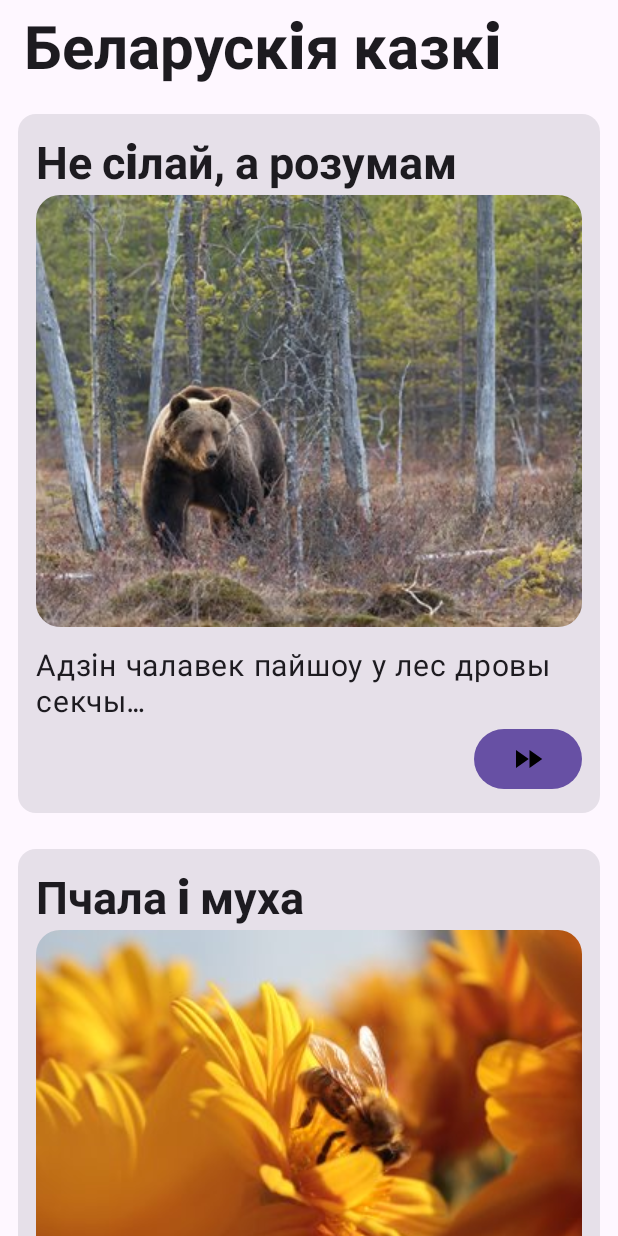
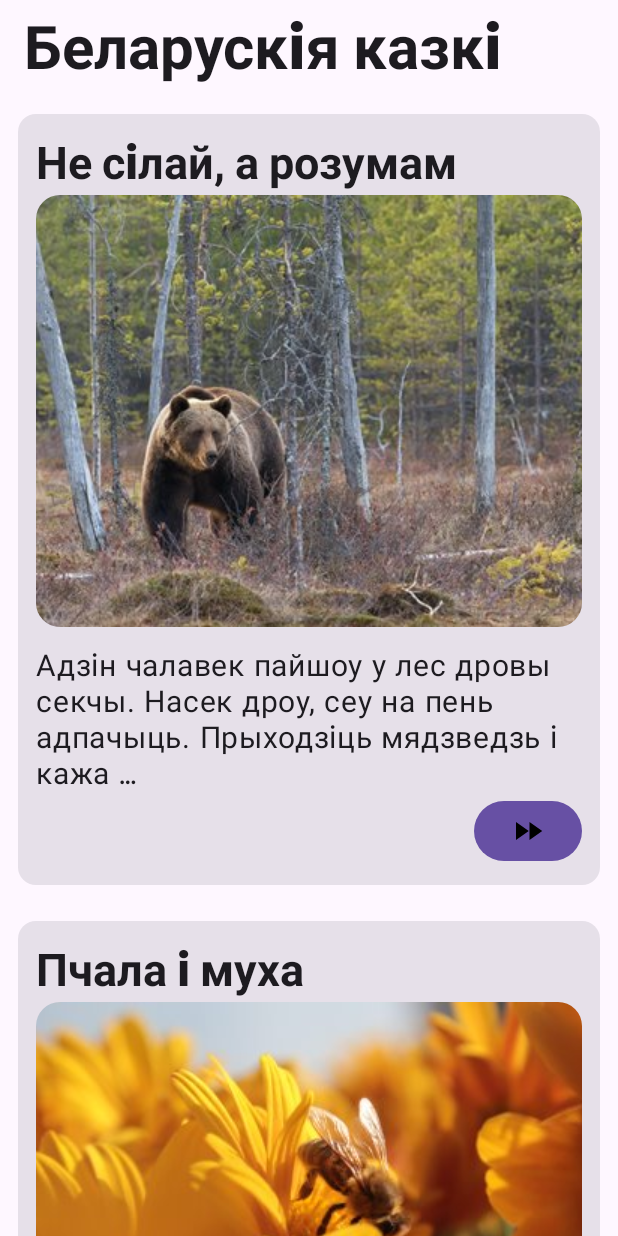
Before and after one commit to ViktoriaGavrosh/Android_App_Fairy_Tales, an Android app built with Jetpack Compose: the screen it shows after launch (MainActivity), after a tap on "Не сiлай, а розумам", on a phone screen of 412 x 824 dp. Run offline under Robolectric (Android 15) with nearby library versions, the phone set to English and light mode, and no system bars.

Commit message:
fix strings.xml - it works

```diff
--- a/app/src/main/res/values/strings.xml
+++ b/app/src/main/res/values/strings.xml
@@ -10,16 +10,44 @@
     <string name="cuckoo">Пра што кукуе зязюля</string>
     <string name="bee">Пчала i муха</string>
     <string name="rooster">Як курачка пеунiка ратавала</string>
-    <string name="chicken_short_text">Жыу дзед, жыла бабка. Была у iх курачка Рабка…</string>
-    <string name="ram_short_text">Жыу-быу дзед, а у таго дзеда быу баран…</string>
-    <string name="kitten_short_text">Аднаго разу коцiк Петрык захацеу мышку злавiць…</string>
-    <string name="fox_short_text">Сядзеу цецярук на бярозе, ну i спявау свае песнi…</string>
-    <string name="crane_short_text">Сустрэла раз лiсiца журауля…</string>
-    <string name="fly_short_text">Жыла-была муха-пяюха. Мела яна каляску i шесць камароу…</string>
-    <string name="bear_short_text">Адзiн чалавек пайшоу у лес дровы секчы…</string>
-    <string name="cuckoo_short_text">Было гэта дауным-дауно, калi зязюля сваю сям\'ю мела…</string>
-    <string name="bee_short_text">Жылi-былi пчала i муха…</string>
-    <string name="rooster_short_text">Жылi-былi курачка i пеунiк…</string>
+    <string name="chicken_short_text">
+        Жыу дзед, жыла бабка. Была у iх курачка Рабка. Нанесла курачка яечак поуны падпечак.
+        Сабрала бабка яечкi у чарапiцу ды паставiла на палiцу …
+    </string>
+    <string name="ram_short_text">
+        Жыу-быу дзед, а у таго дзеда быу баран. Вось i захацеу той дзед …
+    </string>
+    <string name="kitten_short_text">
+        Аднаго разу коцiк Петрык захацеу мышку злавiць. Ён быу яшчэ маленькi,
+        але чуу ад дарослых катоу, што яны заусёды ловяць мышэй …
+    </string>
+    <string name="fox_short_text">
+        Сядзеу цецярук на бярозе, ну i спявау свае песнi. Пачула яго лiса,
+        i захацелася ёй цецеруком падсiлкавацца …
+    </string>
+    <string name="crane_short_text">
+        Сустрэла раз лiсiца журауля i гаворыць яму …
+    </string>
+    <string name="fly_short_text">
+        Жыла-была муха-пяюха. Мела яна каляску i шесць камароу. Запрэгла муха-пяюха
+        камароу у каляску ды паехала на пагулянку …
+    </string>
+    <string name="bear_short_text">
+        Адзiн чалавек пайшоу у лес дровы секчы. Насек дроу, сеу на пень адпачыць.
+        Прыходзiць мядзведзь i кажа …
+    </string>
+    <string name="cuckoo_short_text">
+        Было гэта дауным-дауно, калi зязюля сваю сям\'ю мела. Жыла адна зязюля з дзецьмi:
+        сынком i дачкою. Мацi кожнай ранiцай …
+    </string>
+    <string name="bee_short_text">
+        Жылi-былi пчала i муха. Пчала з ранку да вечара па лугах лётала, мёд збiрала.
+        А муха толькi есцi любiла …
+    </string>
+    <string name="rooster_short_text">
+        Жылi-былi курачка i пеунiк. Курачка яйкi несла, а пеунiк зярняткi здабывау, курачку
+        частавау. Выграбе з ямкi зярнятка i клiча курачку …
+    </string>
     <string name="read">Чытаць далей</string>
     <string name="title">Беларускiя казкi</string>
 </resources>
```
